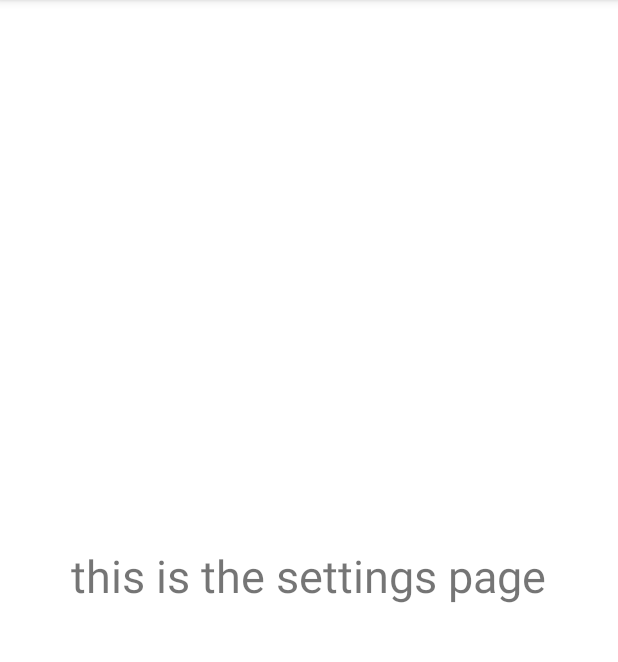
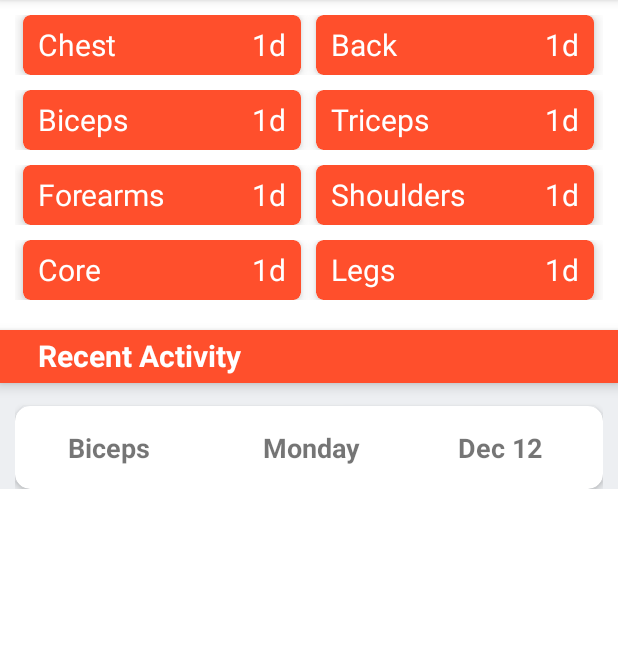
Before and after one commit to JC4github/fitnessTracker, an Android app: the screen it shows after launch (MainActivity), in the side drawer, after a tap on "History", on a phone screen of 412 x 824 dp, the part 84-746 px from its top. Run offline under Robolectric (Android 15) with nearby library versions, the light colour scheme and no system bars.

Commit message:
added history fragment

```diff
--- a/app/build.gradle
+++ b/app/build.gradle
@@ -32,7 +32,7 @@ dependencies {
     implementation 'com.google.android.material:material:1.6.0'
     implementation 'androidx.constraintlayout:constraintlayout:2.1.3'
     implementation 'androidx.legacy:legacy-support-v4:1.0.0'
-    implementation 'com.sothree.slidinguppanel:library:3.4.0'
+
     testImplementation 'junit:junit:4.13.2'
     androidTestImplementation 'androidx.test.ext:junit:1.1.3'
     androidTestImplementation 'androidx.test.espresso:espresso-core:3.4.0'
--- a/app/src/main/java/com/example/fitness/DBHelper.java
+++ b/app/src/main/java/com/example/fitness/DBHelper.java
@@ -45,7 +45,7 @@ public class DBHelper extends SQLiteOpenHelper {
     public Cursor getdata(){
         SQLiteDatabase DB = this.getWritableDatabase();
 //        Cursor cursor = DB.rawQuery("Select * from Workout", null);
-        return DB.rawQuery("Select muscle, weekday, date from Workout", null);
+        return DB.rawQuery("Select muscle, weekday, date from Workout limit 30", null);
     }
 
     public Cursor getNameFromDate(String today, String yesterday, String beforeYesterday, String year){
@@ -53,4 +53,10 @@ public class DBHelper extends SQLiteOpenHelper {
 //        Cursor cursor = DB.rawQuery("Select muscle from Workout where date = ? or date = ? or date= ?", new String[]{today, yesterday, beforeYesterday});
         return DB.rawQuery("Select muscle from Workout where date = ? or date = ? or date= ? and year= ?", new String[]{today, yesterday, beforeYesterday, year});
     }
+
+    public Cursor findLast(String muscle){
+        SQLiteDatabase DB = this.getWritableDatabase();
+        Cursor cursor = DB.rawQuery("Select date from Workout where muscle = ? limit 1", new String[]{muscle});
+        return cursor;
+    }
 }
--- a/app/src/main/java/com/example/fitness/HistoryFragment.java
+++ b/app/src/main/java/com/example/fitness/HistoryFragment.java
@@ -1,24 +1,72 @@
 package com.example.fitness;
 
+import android.content.Context;
+import android.database.Cursor;
 import android.os.Bundle;
 
 import androidx.annotation.NonNull;
 import androidx.annotation.Nullable;
 import androidx.fragment.app.Fragment;
+import androidx.recyclerview.widget.LinearLayoutManager;
+import androidx.recyclerview.widget.RecyclerView;
 
 import android.view.LayoutInflater;
 import android.view.View;
 import android.view.ViewGroup;
+import android.widget.Toast;
+
+import java.util.ArrayList;
+
 public class HistoryFragment extends Fragment {
+
+    Context thiscontext;
+
+    private RecyclerView workoutRecView;
+    ArrayList<workoutmodel> list;
+    workoutRecViewAdapter adapter;
+
+    private DBHelper DB;
 
     @Nullable
     @Override
     public View onCreateView(@NonNull LayoutInflater inflater, @Nullable ViewGroup container, @Nullable Bundle savedInstanceState) {
-        return inflater.inflate(R.layout.fragment_settings, container, false);
+        thiscontext = container.getContext();
+        return inflater.inflate(R.layout.fragment_history, container, false);
     }
 
     @Override
     public void onViewCreated(@NonNull View view, @Nullable Bundle savedInstanceState) {
 
+        //gets database from Database class
+        DB = Database.getInstance(thiscontext);
+
+        workoutRecView = view.findViewById(R.id.workoutRecView);
+
+        list = new ArrayList<>();
+        loadcard();
+
+        adapter = new workoutRecViewAdapter();
+        adapter.setList(list);
+
+        workoutRecView.setAdapter(adapter);
+        workoutRecView.setLayoutManager(new LinearLayoutManager(thiscontext));
+
+        Cursor result = DB.findLast("Chest");
+        while(result.moveToNext()){
+            String text = result.getString(0);
+            Toast.makeText(getActivity(), text,
+                    Toast.LENGTH_LONG).show();
+        }
+
+
+    }
+
+    //loops over database results and adds them to a list as workoutmodels
+    public void loadcard() {
+        list.clear();
+        Cursor result = DB.getdata();
+        while (result.moveToNext()) {
+            list.add(0, new workoutmodel(result.getString(0), result.getString(1), result.getString(2)));
+        }
     }
 }
--- a/app/src/main/res/layout/fragment_history.xml
+++ b/app/src/main/res/layout/fragment_history.xml
@@ -28,7 +28,7 @@
                 <TextView
                     android:layout_width="match_parent"
                     android:layout_height="wrap_content"
-                    android:text="History"
+                    android:text="Chest"
                     android:textColor="@color/white"
                     android:textSize="20dp"
                     android:layout_marginLeft="10dp"
@@ -39,7 +39,7 @@
                     android:layout_height="wrap_content"
                     android:layout_marginRight="10dp"
                     android:gravity="end"
-
+                    android:id="@+id/chestdate"
                     android:text="1d"
                     android:textColor="@color/white"
                     android:textSize="20dp"
@@ -65,7 +65,7 @@
                 <TextView
                     android:layout_width="match_parent"
                     android:layout_height="wrap_content"
-                    android:text="History"
+                    android:text="Back"
                     android:textColor="@color/white"
                     android:textSize="20dp"
                     android:layout_marginLeft="10dp"
@@ -76,7 +76,7 @@
                     android:layout_height="wrap_content"
                     android:gravity="end"
                     android:layout_marginRight="10dp"
-
+                    android:id="@+id/backdate"
                     android:text="1d"
                     android:textColor="@color/white"
                     android:textSize="20dp"
@@ -114,7 +114,7 @@
                 <TextView
                     android:layout_width="match_parent"
                     android:layout_height="wrap_content"
-                    android:text="History"
+                    android:text="Biceps"
                     android:textColor="@color/white"
                     android:textSize="20dp"
                     android:layout_marginLeft="10dp"
@@ -123,9 +123,9 @@
                 <TextView
                     android:layout_width="match_parent"
                     android:layout_height="wrap_content"
+                    android:layout_marginRight="10dp"
                     android:gravity="end"
-                    android:layout_marginRight="10dp"
-
+                    android:id="@+id/bicepdate"
                     android:text="1d"
                     android:textColor="@color/white"
                     android:textSize="20dp"
@@ -151,7 +151,7 @@
                 <TextView
                     android:layout_width="match_parent"
                     android:layout_height="wrap_content"
-                    android:text="History"
+                    android:text="Triceps"
                     android:textColor="@color/white"
                     android:textSize="20dp"
                     android:layout_marginLeft="10dp"
@@ -160,9 +160,9 @@
                 <TextView
                     android:layout_width="match_parent"
                     android:layout_height="wrap_content"
+                    android:layout_marginRight="10dp"
                     android:gravity="end"
-                    android:layout_marginRight="10dp"
-
+                    android:id="@+id/tricepdate"
                     android:text="1d"
                     android:textColor="@color/white"
                     android:textSize="20dp"
@@ -200,7 +200,7 @@
                 <TextView
                     android:layout_width="match_parent"
                     android:layout_height="wrap_content"
-                    android:text="History"
+                    android:text="Forearms"
                     android:textColor="@color/white"
                     android:textSize="20dp"
                     android:layout_marginLeft="10dp"
@@ -209,9 +209,9 @@
                 <TextView
                     android:layout_width="match_parent"
                     android:layout_height="wrap_content"
+                    android:layout_marginRight="10dp"
                     android:gravity="end"
-                    android:layout_marginRight="10dp"
-
+                    android:id="@+id/forearmdate"
                     android:text="1d"
                     android:textColor="@color/white"
                     android:textSize="20dp"
@@ -237,7 +237,7 @@
                 <TextView
                     android:layout_width="match_parent"
                     android:layout_height="wrap_content"
-                    android:text="History"
+                    android:text="Shoulders"
                     android:textColor="@color/white"
                     android:textSize="20dp"
                     android:layout_marginLeft="10dp"
@@ -246,9 +246,9 @@
                 <TextView
                     android:layout_width="match_parent"
                     android:layout_height="wrap_content"
+                    android:layout_marginRight="10dp"
                     android:gravity="end"
-                    android:layout_marginRight="10dp"
-
+                    android:id="@+id/shoulderdate"
                     android:text="1d"
                     android:textColor="@color/white"
                     android:textSize="20dp"
@@ -260,14 +260,14 @@
     </LinearLayout>
 
     <LinearLayout
+        android:id="@+id/row4"
         android:layout_width="match_parent"
         android:layout_height="wrap_content"
         android:layout_below="@+id/row3"
-        android:id="@+id/row4"
-        android:gravity="center"
         android:layout_marginLeft="10dp"
         android:layout_marginRight="10dp"
-        android:layout_marginBottom="10dp">
+        android:layout_marginBottom="10dp"
+        android:gravity="center">
 
         <androidx.cardview.widget.CardView
 
@@ -286,24 +286,23 @@
                 <TextView
                     android:layout_width="match_parent"
                     android:layout_height="wrap_content"
-                    android:text="History"
+                    android:layout_marginLeft="10dp"
+                    android:text="Core"
                     android:textColor="@color/white"
                     android:textSize="20dp"
-                    android:layout_marginLeft="10dp"
                     android:textStyle="normal" />
 
                 <TextView
+                    android:id="@+id/coredate"
                     android:layout_width="match_parent"
                     android:layout_height="wrap_content"
+                    android:layout_marginRight="10dp"
                     android:gravity="end"
-                    android:layout_marginRight="10dp"
-
                     android:text="1d"
                     android:textColor="@color/white"
                     android:textSize="20dp"
                     android:textStyle="normal" />
             </RelativeLayout>
-
 
 
         </androidx.cardview.widget.CardView>
@@ -323,18 +322,18 @@
                 <TextView
                     android:layout_width="match_parent"
                     android:layout_height="wrap_content"
-                    android:text="History"
+                    android:layout_marginLeft="10dp"
+                    android:text="Legs"
                     android:textColor="@color/white"
                     android:textSize="20dp"
-                    android:layout_marginLeft="10dp"
                     android:textStyle="normal" />
 
                 <TextView
+                    android:id="@+id/legdate"
                     android:layout_width="match_parent"
                     android:layout_height="wrap_content"
+                    android:layout_marginRight="10dp"
                     android:gravity="end"
-                    android:layout_marginRight="10dp"
-
                     android:text="1d"
                     android:textColor="@color/white"
                     android:textSize="20dp"
@@ -352,15 +351,15 @@
         android:layout_below="@+id/row4"
         android:layout_marginTop="10dp"
         app:cardBackgroundColor="@color/mainorange"
-        app:cardCornerRadius="5dp"
+        app:cardCornerRadius="0dp"
         app:cardElevation="5dp">
 
         <TextView
             android:layout_width="wrap_content"
             android:layout_height="wrap_content"
-            android:layout_marginLeft="43dp"
+            android:layout_marginLeft="25dp"
             android:layout_marginTop="3dp"
-            android:text="History"
+            android:text="Recent Activity"
             android:textColor="@color/white"
             android:textSize="20dp"
             android:textStyle="bold" />
@@ -371,7 +370,7 @@
         android:id="@+id/workoutRecView"
         android:layout_width="match_parent"
         android:layout_height="wrap_content"
-        android:layout_below="@+id/row4"
+        android:layout_below="@+id/spacer"
         android:background="@color/offWhite"
         android:paddingLeft="10dp"
         android:paddingTop="10dp"
```
Also changed, not shown: app/src/main/res/layout/fragment_settings.xml (+38 -7 lines).
